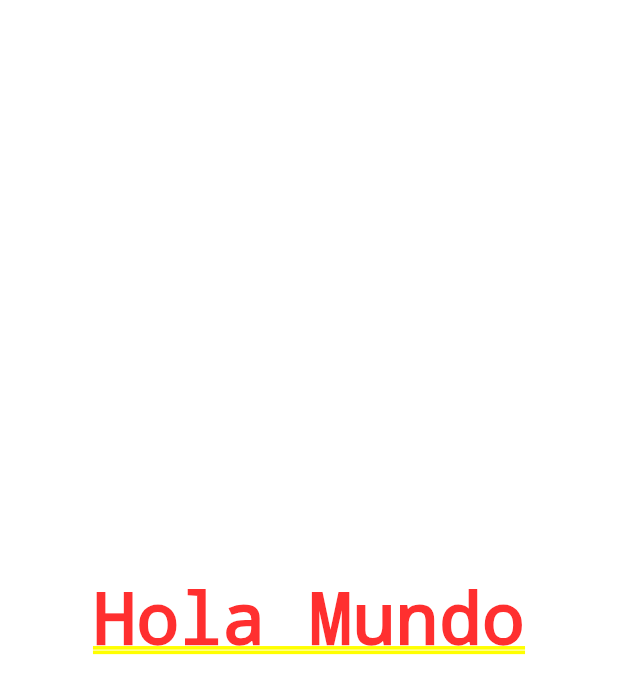
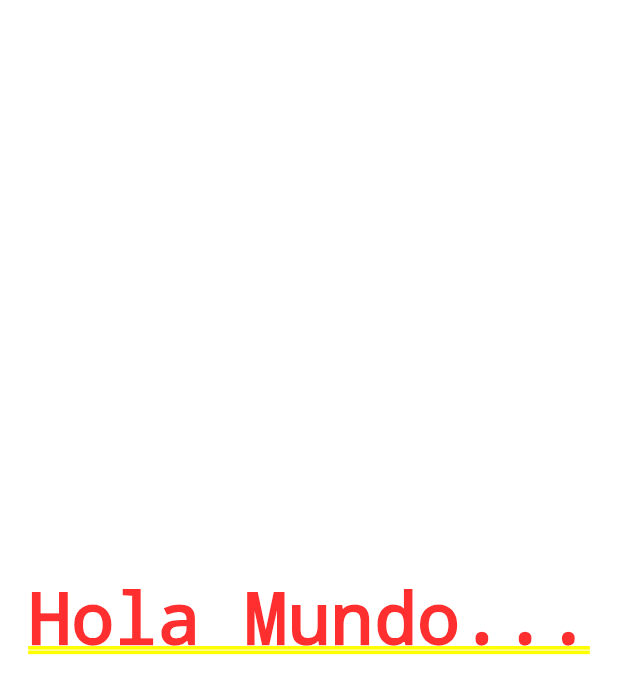
Before and after one commit to jossued/curso-flutter-contador, a Flutter app: the screen it shows after launch, on a phone screen of 412 x 824 dp. Shown: the top 694 px of the screen. Run offline on Flutter 3.47's test engine with Material 2 defaults, Android fonts, the phone set to English and light mode, and no system bars.

Commit message:
cambio directorio

```diff
--- a/contador/lib/main.dart
+++ b/contador/lib/main.dart
@@ -1,16 +1,8 @@
 import 'package:flutter/material.dart';
+
+// Mis imports
+import 'src/app.dart';
 
 void main(List<String> args) {
   runApp(new MyApp());
 }
-
-class MyApp extends StatelessWidget {
-  @override
-  Widget build(context) {
-    return MaterialApp(
-      home: Center(
-        child: Text('Hola Mundo'),
-        )
-    );
-  }
-}
--- /dev/null
+++ b/contador/lib/src/app.dart
@@ -0,0 +1,12 @@
+import 'package:flutter/material.dart';
+
+class MyApp extends StatelessWidget {
+  @override
+  Widget build(context) {
+    return MaterialApp(
+      home: Center(
+        child: Text('Hola Mundo...'),
+        )
+    );
+  }
+}
```
